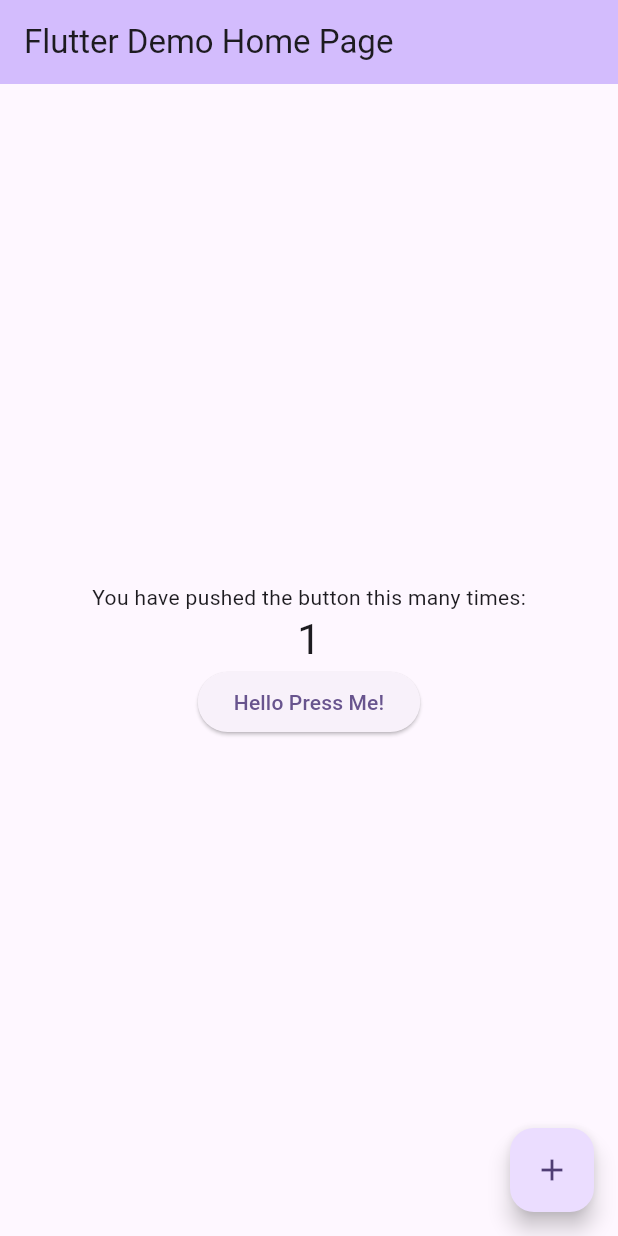
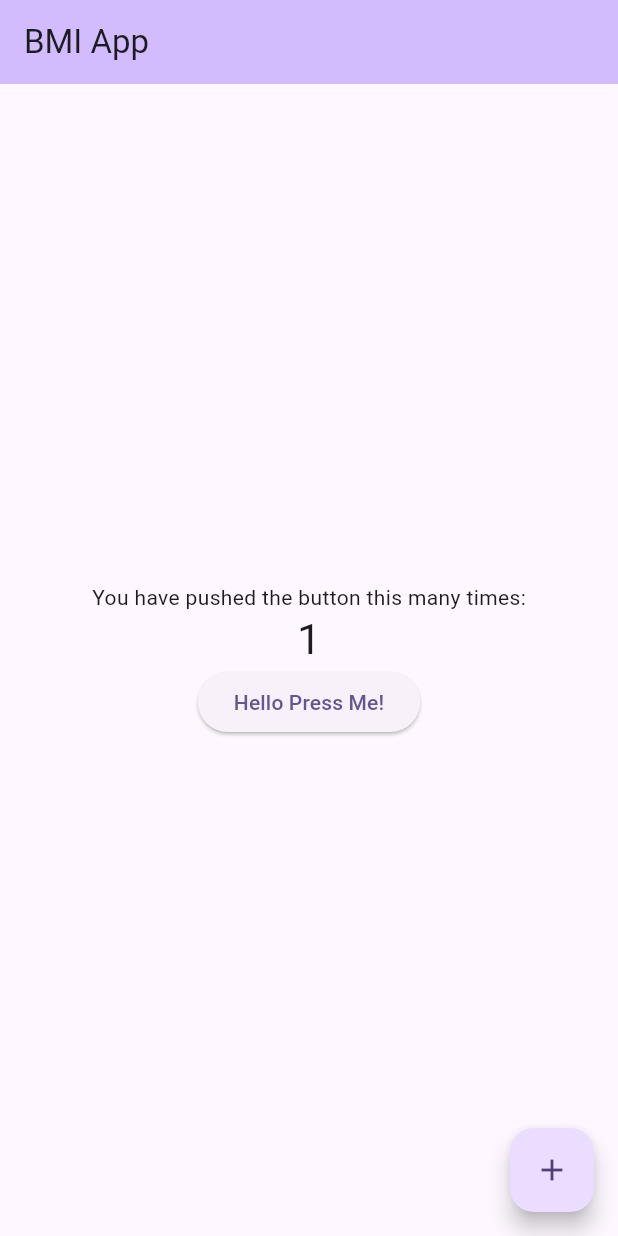
Before and after one commit to flaver12/flutter-juventus-schule-app, a Flutter app: the MyHomePage screen opened directly, after a tap on the "add" icon, on a phone screen of 412 x 824 dp. Run offline on Flutter 3.47's test engine with Material 3 defaults, Android fonts, the phone set to English and light mode, and no system bars; missing offline and left inert: dart:ffi.

Commit message:
added bmi example

```diff
--- a/lib/main.dart
+++ b/lib/main.dart
@@ -13,7 +13,7 @@ class MyApp extends StatelessWidget {
   @override
   Widget build(BuildContext context) {
     return MaterialApp(
-      title: 'Flutter Demo',
+      title: 'BMI App',
       theme: ThemeData(
         // This is the theme of your application.
         //
@@ -33,7 +33,7 @@ class MyApp extends StatelessWidget {
         colorScheme: ColorScheme.fromSeed(seedColor: Colors.deepPurple),
         useMaterial3: true,
       ),
-      home: const MyHomePage(title: 'Flutter Demo Home Page'),
+      home: const MyHomePage(title: 'BMI App'),
     );
   }
 }
@@ -58,12 +58,6 @@ class MyHomePage extends StatefulWidget {
 
 class _MyHomePageState extends State<MyHomePage> {
   Counter _counter = Counter(0);
-  @override
-  void initState() {
-    // TODO: implement initState
-    super.initState();
-    print("FIRST_PAGE: ${_counter.value}");
-  }
   void _incrementCounter() {
     setState(() {
       // This call to setState tells the Flutter framework that something has
@@ -73,15 +67,6 @@ class _MyHomePageState extends State<MyHomePage> {
       // called again, and so nothing would appear to happen.
       _counter.value++;
     });
-
-
-  }
-
-  @override
-  void didChangeDependencies() {
-    super.didChangeDependencies();
-    // Trigger a rebuild when coming back from the second page
-    setState(() {});
   }
 
   int _getCount() {
```
Also changed, not shown: lib/state/bmi-state.dart (added, +10 -0 lines).
